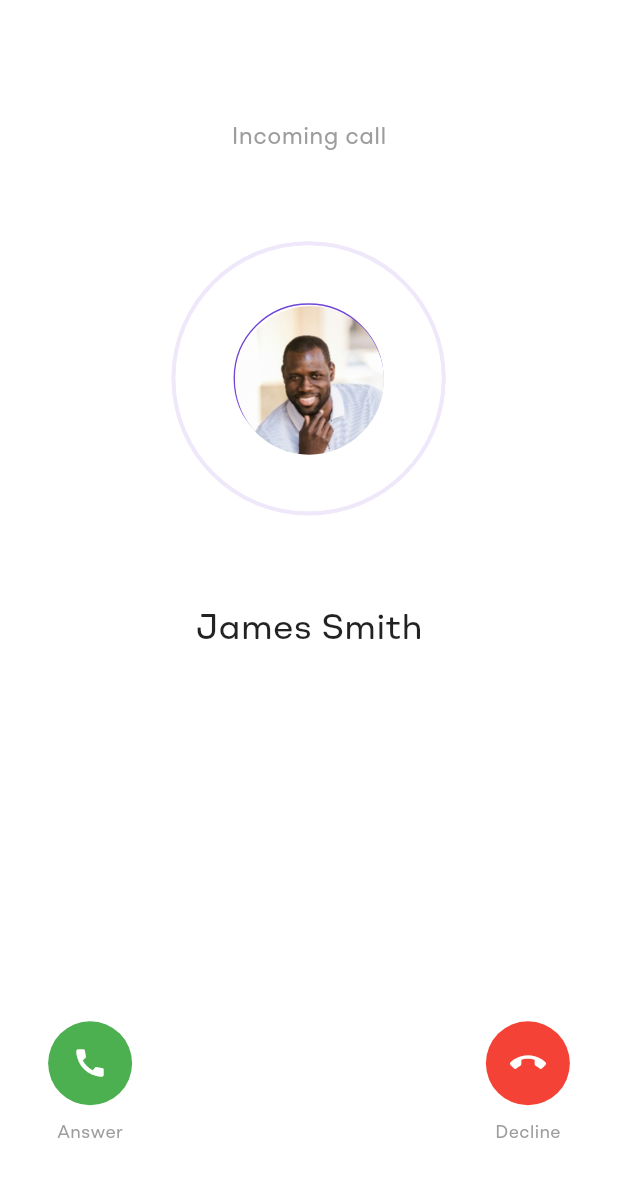
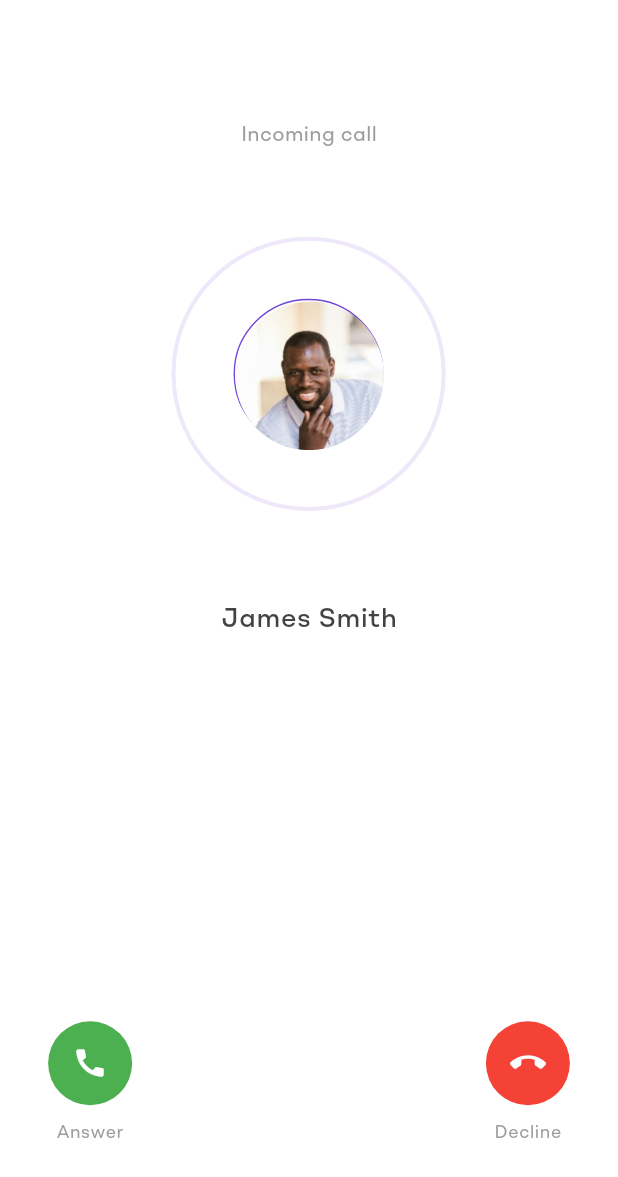
Before and after one commit to bree254/customer_hailing_app, a Flutter app: the IncomingCallScreen screen opened by its route, on a phone screen of 412 x 824 dp. Shown: the top 1177 px of the screen. Run offline on Flutter 3.47's test engine with Material 3 defaults, Android fonts, the phone set to English and light mode, and no system bars; our stand-ins replace awesome_notifications, connectivity_plus, dio, firebase_core, firebase_crashlytics, firebase_messaging and 11 more; accounts and stored records are empty.

Commit message:
AppTextStyles Added new custom text styles -textfield textstyles -list tile textstyles -custom elevated button text styles -forgot password text styles -or text style -font 14 textstyles -added back button text -added body large regular and small textstyles
Screens updated ,the call driver screens
-incoming_call_screen
-ongoing_call_screen
-outgoing_call_screen

```diff
--- a/lib/presentation/call-driver/screens/incoming_call_screen.dart
+++ b/lib/presentation/call-driver/screens/incoming_call_screen.dart
@@ -17,13 +17,9 @@ class IncomingCallScreen extends StatelessWidget {
         mainAxisAlignment: MainAxisAlignment.center,
         children: [
           SizedBox(height: 80.v,),
-          const Text(
+           Text(
             'Incoming call',
-            style: TextStyle(
-              color: Color(0xFF9D9D9D),
-              fontSize: 16,
-              fontWeight: FontWeight.w400,
-            ),
+            style: AppTextStyles.bodyRegular,
           ),
           Positioned(
             top: 100,
@@ -50,7 +46,7 @@ class IncomingCallScreen extends StatelessWidget {
           ),
           Obx(() => Text(
             callController.callerName.value,
-            style: const TextStyle(fontSize: 24),
+            style: AppTextStyles.bodyLarge,
           )),
           const Spacer(),
           Container(
@@ -73,13 +69,9 @@ class IncomingCallScreen extends StatelessWidget {
                       child: const Icon(Icons.call),
                     ),
                     const SizedBox(height: 10,),
-                    const Text(
+                     Text(
                       'Answer',
-                      style: TextStyle(
-                        color: Color(0xFF9D9D9D),
-                        fontSize: 12,
-                        fontWeight: FontWeight.w400,
-                      ),
+                      style: AppTextStyles.bodySmall,
                     )
                   ],
                 ),
@@ -97,13 +89,9 @@ class IncomingCallScreen extends StatelessWidget {
                       child: const Icon(Icons.call_end),
                     ),
                     const SizedBox(height: 10,),
-                    const Text(
+                     Text(
                       'Decline',
-                      style: TextStyle(
-                        color: Color(0xFF9D9D9D),
-                        fontSize: 12,
-                        fontWeight: FontWeight.w400,
-                      ),
+                      style: AppTextStyles.bodySmall,
                     )
                   ],
                 ),
--- a/lib/theme/app_text_styles.dart
+++ b/lib/theme/app_text_styles.dart
@@ -95,8 +95,8 @@ class AppTextStyles {
   );
 
 
-  static get bodyLarge => theme.textTheme.bodyLarge!.copyWith(
-        fontSize: 16,
+  static get bodyLarger => theme.textTheme.bodyLarge!.copyWith(
+        fontSize: 18,
       );
 
   static get bodyMedium => theme.textTheme.bodyMedium!.copyWith(
@@ -107,13 +107,30 @@ class AppTextStyles {
 
   static get bodyRegular => theme.textTheme.bodyMedium!.copyWith(
         fontSize: 14.0,
-        color: appTheme.black,
+        color: disabledButtonGrey,
         fontWeight: FontWeight.w400,
       );
 
   static get bodyMediumPrimary => theme.textTheme.bodyMedium!.copyWith(
         color: theme.colorScheme.primary,
       );
+  static get bodySmall => theme.textTheme.bodySmall!.copyWith(
+    fontSize: 12.0,
+    color:disabledButtonGrey,
+    fontWeight: FontWeight.w400,
+  );
+
+  static get bodySmallPrimary => theme.textTheme.bodySmall!.copyWith(
+    fontSize: 12.0,
+    color: primaryColor,
+    fontWeight: FontWeight.w600,
+  );
+
+  static get bodyLarge => theme.textTheme.bodyLarge!.copyWith(
+    fontSize: 18.0,
+    color: formTextLabelColor,
+    fontWeight: FontWeight.w500,
+  );
 
   static get normalStyle => theme.textTheme.bodyMedium!.copyWith(
         color: const Color(0XFF000000),
```
Also changed, not shown: lib/presentation/call-driver/screens/ongoing_call_screen.dart (+11 -34 lines), lib/presentation/call-driver/screens/outgoing_call_screen.dart (+5 -13 lines).
